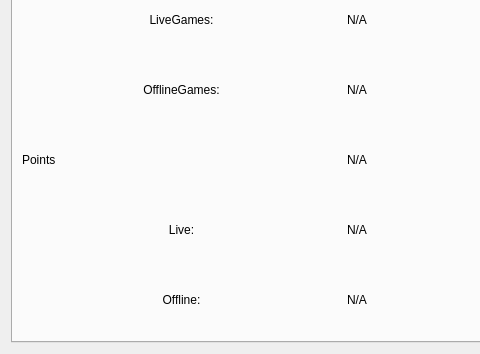
The window that Gui/Details/PlayerDetails/dokoplayerstatswidget.ui (lbproductions/ProjectStats) describes before a commit, drawn with Qt 5; both pictures show x 0 to 480 and y 128 to 482 of the 688 by 482 pixel window.
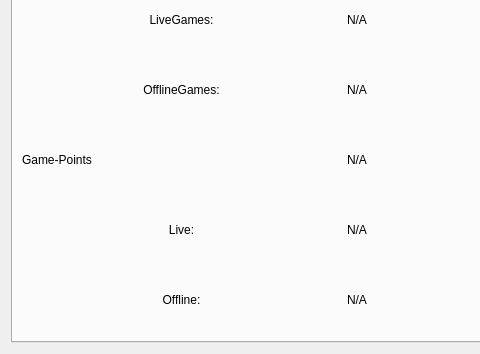
The same window after the commit.

Commit message: DokoPlayerStats und LiveGameSummaryWidget

What changed in the file:
```diff
--- a/Gui/Details/PlayerDetails/dokoplayerstatswidget.ui
+++ b/Gui/Details/PlayerDetails/dokoplayerstatswidget.ui
@@ -75,7 +75,7 @@
        <item row="3" column="0">
         <widget class="QLabel" name="label_8">
          <property name="text">
-          <string>Points</string>
+          <string>Game-Points</string>
          </property>
         </widget>
        </item>
```
The commit also changes 12 other files.
